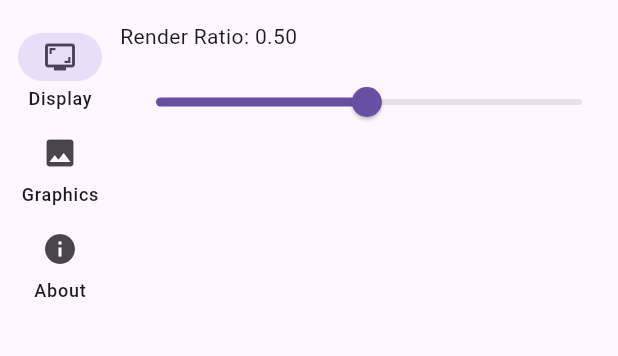
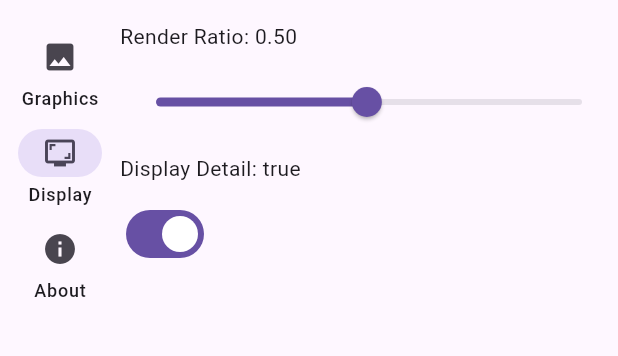
Before and after one commit to smit-ai/flutter_mc, a Flutter app: the SettingPage screen opened directly, after a tap on "Display", on a phone screen of 412 x 824 dp, the part 63-419 px from its top. Run offline on Flutter 3.47's test engine with Material 3 defaults, Android fonts, the phone set to English and light mode, and no system bars; our stand-ins replace package_info_plus; missing offline and left inert: flutter_gpu, statsfl; statements that could not run were skipped.

Commit message:
add detail switch adjust setting order

```diff
--- a/lib/config.dart
+++ b/lib/config.dart
@@ -61,3 +61,6 @@ double fogEnd=1.1;
 Vector3 cameraPosition = Vector3(2, levelHeight * 1.5, 2);
 double horizonRotate = 2.4;
 double verticalRotate = -0.6;
+
+//ui
+bool displayDetail=true;
--- a/lib/setting.dart
+++ b/lib/setting.dart
@@ -25,8 +25,8 @@ class _SettingPageState extends State<SettingPage>
   }
 
   final _pages = <Widget>[
+    SingleChildScrollView(child: GraphicsSetting()),
     DisplaySetting(),
-    SingleChildScrollView(child: GraphicsSetting()),
     About()
   ];
 
@@ -46,12 +46,12 @@ class _SettingPageState extends State<SettingPage>
             labelType: NavigationRailLabelType.all,
             destinations: const [
               NavigationRailDestination(
+                icon: Icon(Icons.photo),
+                label: Text("Graphics"),
+              ),
+              NavigationRailDestination(
                 icon: Icon(Icons.screenshot_monitor),
                 label: Text("Display"),
-              ),
-              NavigationRailDestination(
-                icon: Icon(Icons.photo),
-                label: Text("Graphics"),
               ),
               NavigationRailDestination(
                 icon: Icon(Icons.info),
@@ -87,6 +87,15 @@ class _DisplaySettingState extends State<DisplaySetting> {
           onChanged: (value) {
             setState(() {
               renderRatio = value;
+            });
+          },
+        ),
+        Text("Display Detail: $displayDetail"),
+        Switch(
+          value: displayDetail,
+          onChanged: (value) {
+            setState(() {
+              displayDetail = value;
             });
           },
         ),
```
Also changed, not shown: lib/world_ui.dart (+13 -9 lines).
